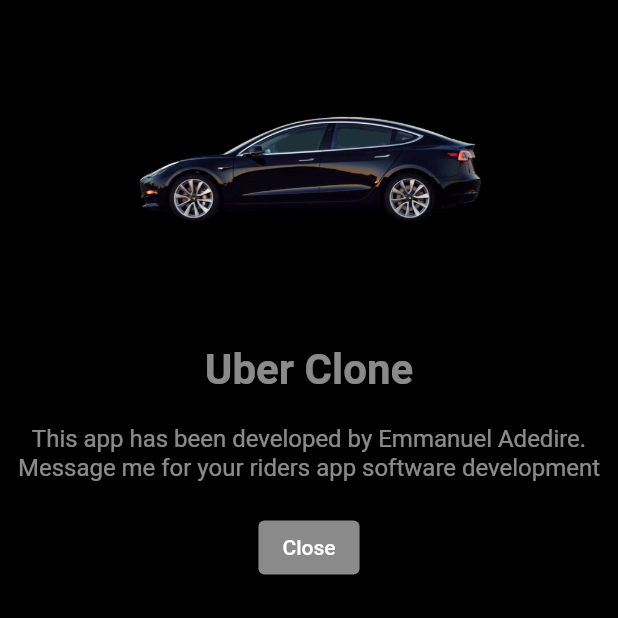
After one commit to adedrey/taxi-users-uber-app, a Flutter app: the AboutScreen screen opened directly, on a phone screen of 412 x 824 dp, the top half of it. The commit adds this screen. Run offline on Flutter 3.47's test engine with Material 2 defaults, Android fonts, the phone set to English and light mode, and no system bars; our stand-ins replace animated_text_kit, firebase_auth, firebase_core, firebase_database, fluttertoast, geolocator and 2 more; missing offline and left inert: flutter_geofire, flutter_polyline_points; accounts and stored records are empty.

Commit message:
About Screen

```diff
--- /dev/null
+++ b/lib/screens/about_screen.dart
@@ -0,0 +1,82 @@
+import 'package:flutter/material.dart';
+
+import '../main.dart';
+
+class AboutScreen extends StatefulWidget {
+  @override
+  _AboutScreenState createState() => _AboutScreenState();
+}
+
+class _AboutScreenState extends State<AboutScreen> {
+  @override
+  Widget build(BuildContext context) {
+    return Scaffold(
+      backgroundColor: Colors.black,
+      body: ListView(
+        children: [
+          // Company Logo
+          Container(
+            height: 230,
+            child: Center(
+              child: Image.asset(
+                "assets/img/carlogo.png",
+                width: 240,
+              ),
+            ),
+          ),
+
+          Column(
+            children: [
+              // company name
+              const Text(
+                "Uber Clone",
+                style: TextStyle(
+                  fontSize: 28,
+                  color: Colors.white54,
+                  fontWeight: FontWeight.bold,
+                ),
+              ),
+
+              const SizedBox(
+                height: 20,
+              ),
+
+              // ABout you and your company
+
+              const Text(
+                "This app has been developed by Emmanuel Adedire. "
+                "Message me for your riders app software development",
+                textAlign: TextAlign.center,
+                style: TextStyle(
+                  fontSize: 16,
+                  color: Colors.white54,
+                ),
+              ),
+
+              const SizedBox(
+                height: 20,
+              ),
+
+              // Close
+              // Close Button
+              ElevatedButton(
+                onPressed: () {
+                  MyApp.restartApp(context);
+                },
+                style: ElevatedButton.styleFrom(
+                  primary: Colors.white54,
+                ),
+                child: const Text(
+                  "Close",
+                  style: TextStyle(
+                    color: Colors.white,
+                  ),
+                ),
+              ),
+            ],
+          ),
+        ],
+      ),
+    );
+  }
+}
--- a/lib/screens/profile_screen.dart
+++ b/lib/screens/profile_screen.dart
@@ -57,7 +57,7 @@ class _ProfileScreenState extends State<ProfileScreen> {
                 MyApp.restartApp(context);
               },
               style: ElevatedButton.styleFrom(
-                primary: Colors.lightBlueAccent,
+                primary: Colors.white54,
               ),
               child: const Text(
                 "Close",
--- a/lib/widgets/app_drawer.dart
+++ b/lib/widgets/app_drawer.dart
@@ -1,5 +1,6 @@
 import 'package:flutter/material.dart';
 import 'package:users_app/global/global.dart';
+import 'package:users_app/screens/about_screen.dart';
 import 'package:users_app/screens/profile_screen.dart';
 import 'package:users_app/screens/trips_history_screen.dart';
 import '../screens/splashscreen/splash_screen.dart';
@@ -105,7 +106,15 @@ class AppDrawer extends StatelessWidget {
           ),
           const Divider(),
           GestureDetector(
-            onTap: () {},
+            onTap: () {
+              Navigator.pop(context);
+              Navigator.push(
+                context,
+                MaterialPageRoute(
+                  builder: (context) => AboutScreen(),
+                ),
+              );
+            },
             child: const ListTile(
               leading: Icon(
                 Icons.info,
```
Also changed, not shown: assets/img/carlogo.png (added).
